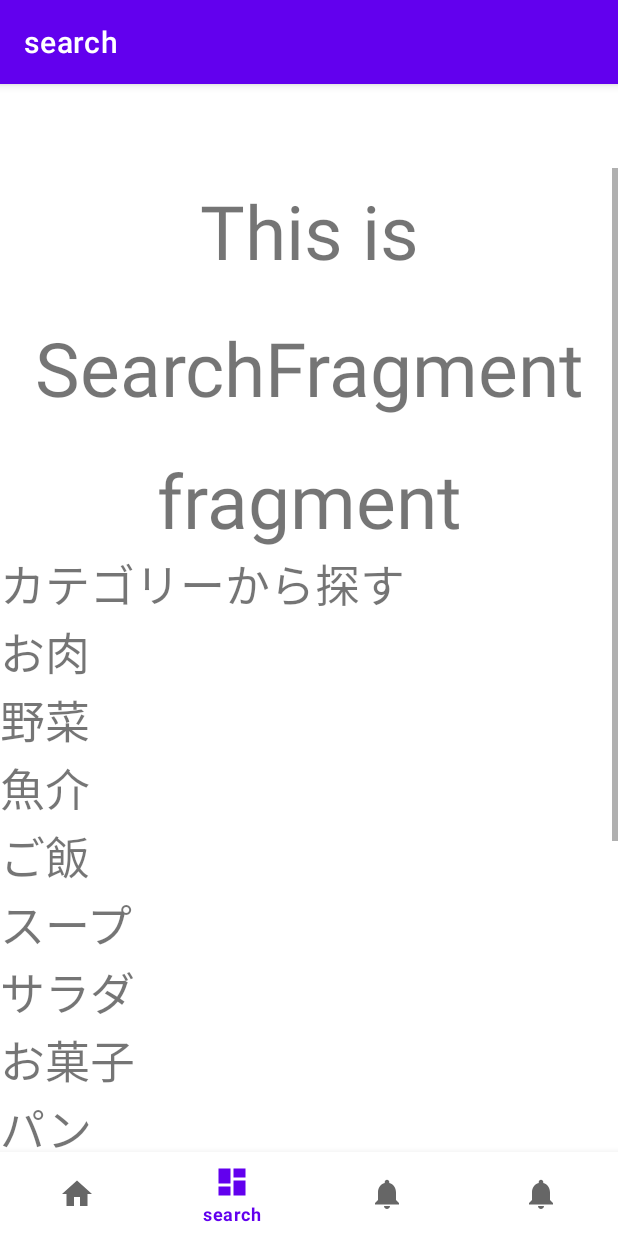
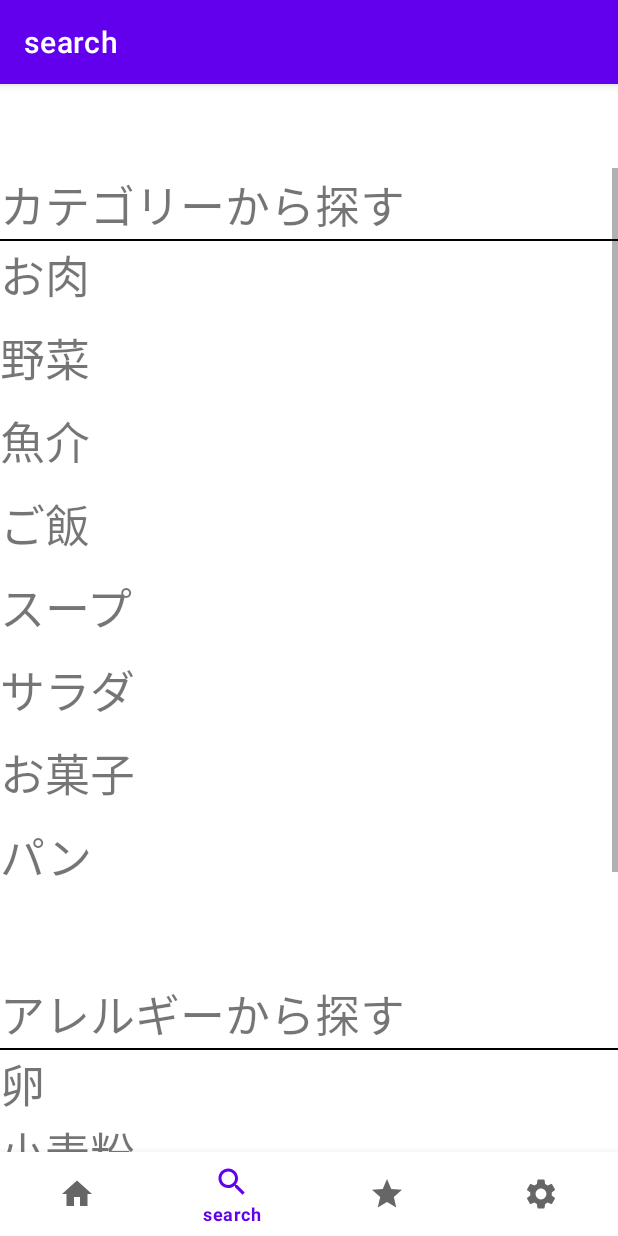
Before and after one commit to keihayashibe3/th225ajisaji, an Android app: the SearchFragment screen opened through its navigation route, on a phone screen of 412 x 824 dp. Run offline under Robolectric (Android 15) with nearby library versions, the phone set to English and light mode, and no system bars; our stand-ins replace navigation-ui.

Commit message:
ボトムナビゲーションのアイコン変更

```diff
--- /dev/null
+++ b/app/src/main/res/drawable/ic_baseline_search_24.xml
@@ -0,0 +1,5 @@
+<vector android:height="24dp" android:tint="#000000"
+    android:viewportHeight="24" android:viewportWidth="24"
+    android:width="24dp" xmlns:android="http://schemas.android.com/apk/res/android">
+    <path android:fillColor="@android:color/white" android:pathData="M15.5,14h-0.79l-0.28,-0.27C15.41,12.59 16,11.11 16,9.5 16,5.91 13.09,3 9.5,3S3,5.91 3,9.5 5.91,16 9.5,16c1.61,0 3.09,-0.59 4.23,-1.57l0.27,0.28v0.79l5,4.99L20.49,19l-4.99,-5zM9.5,14C7.01,14 5,11.99 5,9.5S7.01,5 9.5,5 14,7.01 14,9.5 11.99,14 9.5,14z"/>
+</vector>
--- /dev/null
+++ b/app/src/main/res/drawable/ic_baseline_settings_24.xml
@@ -0,0 +1,5 @@
+<vector android:height="24dp" android:tint="#000000"
+    android:viewportHeight="24" android:viewportWidth="24"
+    android:width="24dp" xmlns:android="http://schemas.android.com/apk/res/android">
+    <path android:fillColor="@android:color/white" android:pathData="M19.14,12.94c0.04,-0.3 0.06,-0.61 0.06,-0.94c0,-0.32 -0.02,-0.64 -0.07,-0.94l2.03,-1.58c0.18,-0.14 0.23,-0.41 0.12,-0.61l-1.92,-3.32c-0.12,-0.22 -0.37,-0.29 -0.59,-0.22l-2.39,0.96c-0.5,-0.38 -1.03,-0.7 -1.62,-0.94L14.4,2.81c-0.04,-0.24 -0.24,-0.41 -0.48,-0.41h-3.84c-0.24,0 -0.43,0.17 -0.47,0.41L9.25,5.35C8.66,5.59 8.12,5.92 7.63,6.29L5.24,5.33c-0.22,-0.08 -0.47,0 -0.59,0.22L2.74,8.87C2.62,9.08 2.66,9.34 2.86,9.48l2.03,1.58C4.84,11.36 4.8,11.69 4.8,12s0.02,0.64 0.07,0.94l-2.03,1.58c-0.18,0.14 -0.23,0.41 -0.12,0.61l1.92,3.32c0.12,0.22 0.37,0.29 0.59,0.22l2.39,-0.96c0.5,0.38 1.03,0.7 1.62,0.94l0.36,2.54c0.05,0.24 0.24,0.41 0.48,0.41h3.84c0.24,0 0.44,-0.17 0.47,-0.41l0.36,-2.54c0.59,-0.24 1.13,-0.56 1.62,-0.94l2.39,0.96c0.22,0.08 0.47,0 0.59,-0.22l1.92,-3.32c0.12,-0.22 0.07,-0.47 -0.12,-0.61L19.14,12.94zM12,15.6c-1.98,0 -3.6,-1.62 -3.6,-3.6s1.62,-3.6 3.6,-3.6s3.6,1.62 3.6,3.6S13.98,15.6 12,15.6z"/>
+</vector>
--- /dev/null
+++ b/app/src/main/res/drawable/ic_baseline_star_24.xml
@@ -0,0 +1,5 @@
+<vector android:height="24dp" android:tint="#000000"
+    android:viewportHeight="24" android:viewportWidth="24"
+    android:width="24dp" xmlns:android="http://schemas.android.com/apk/res/android">
+    <path android:fillColor="@android:color/white" android:pathData="M12,17.27L18.18,21l-1.64,-7.03L22,9.24l-7.19,-0.61L12,2 9.19,8.63 2,9.24l5.46,4.73L5.82,21z"/>
+</vector>
--- a/app/src/main/res/layout/fragment_serach.xml
+++ b/app/src/main/res/layout/fragment_serach.xml
@@ -21,16 +21,10 @@
                 android:id="@+id/text_serach"
                 android:layout_width="match_parent"
                 android:layout_height="wrap_content"
-                android:layout_marginStart="8dp"
-                android:layout_marginTop="8dp"
-                android:layout_marginEnd="8dp"
                 android:textAlignment="center"
-                android:textSize="50sp"
-                android:lineSpacingMultiplier="1.5"
-                app:layout_constraintBottom_toBottomOf="parent"
-                app:layout_constraintEnd_toEndOf="parent"
-                app:layout_constraintStart_toStartOf="parent"
-                app:layout_constraintTop_toTopOf="parent" />
+                android:textSize="0sp"
+
+ />
 
             <TextView
                 android:id="@+id/textView"
@@ -40,13 +34,17 @@
                 android:textSize="30sp"
                 android:lineSpacingExtra="15sp"
                 />
-
+            <View
+                android:layout_width="match_parent"
+                android:layout_height="1dp"
+                android:background="@color/black"
+                />
             <TextView
                 android:id="@+id/textView2"
                 android:layout_width="match_parent"
                 android:layout_height="wrap_content"
-                android:text="お肉" android:textSize="30sp"
-                android:lineSpacingExtra="15sp"
+                android:text="お肉"
+                style="@style/Search_textStyle"
                 />
 
             <TextView
@@ -54,8 +52,7 @@
                 android:layout_width="match_parent"
                 android:layout_height="wrap_content"
                 android:text="野菜"
-                android:textSize="30sp"
-                android:lineSpacingExtra="15sp"
+                style="@style/Search_textStyle"
                 />
 
             <TextView
@@ -63,48 +60,55 @@
                 android:layout_width="match_parent"
                 android:layout_height="wrap_content"
                 android:text="魚介"
-                android:textSize="30sp" />
+                style="@style/Search_textStyle"/>
 
             <TextView
                 android:id="@+id/textView5"
                 android:layout_width="match_parent"
                 android:layout_height="wrap_content"
                 android:text="ご飯"
-                android:textSize="30sp"/>
+                style="@style/Search_textStyle"/>
 
             <TextView
                 android:id="@+id/textView6"
                 android:layout_width="match_parent"
                 android:layout_height="wrap_content"
                 android:text="スープ　"
-                android:textSize="30sp"/>
+                style="@style/Search_textStyle"/>
 
             <TextView
                 android:id="@+id/textView7"
                 android:layout_width="match_parent"
                 android:layout_height="wrap_content"
                 android:text="サラダ"
-                android:textSize="30sp" />
-
+                style="@style/Search_textStyle"/>
             <TextView
                 android:id="@+id/textView8"
                 android:layout_width="match_parent"
                 android:layout_height="wrap_content"
                 android:text="お菓子"
-                android:textSize="30sp"/>
+                style="@style/Search_textStyle"/>
 
             <TextView
                 android:id="@+id/textView9"
                 android:layout_width="match_parent"
                 android:layout_height="wrap_content"
                 android:text="パン"
-                android:textSize="30sp" />
+                style="@style/Search_textStyle" />
 
             <TextView
                 android:id="@+id/textView10"
                 android:layout_width="match_parent"
                 android:layout_height="wrap_content"
-                android:text="アレルギーから探す" android:textSize="30sp"/>
+                android:paddingTop="50dp"
+                android:text="アレルギーから探す"
+                android:textSize="30sp" />
+
+            <View
+                android:layout_width="match_parent"
+                android:layout_height="1dp"
+                android:background="@color/black"
+                />
 
             <TextView
                 android:id="@+id/textView11"
@@ -117,49 +121,56 @@
                 android:id="@+id/textView12"
                 android:layout_width="match_parent"
                 android:layout_height="wrap_content"
-                android:text="小麦粉" android:textSize="30sp"/>
+                android:text="小麦粉"    style="@style/Search_textStyle"
+                />
 
             <TextView
                 android:id="@+id/textView13"
                 android:layout_width="match_parent"
                 android:layout_height="wrap_content"
                 android:text="乳"
-                android:textSize="30sp"/>
+                style="@style/Search_textStyle"
+                />
 
             <TextView
                 android:id="@+id/textView14"
                 android:layout_width="match_parent"
                 android:layout_height="wrap_content"
                 android:text="そば"
-                android:textSize="30sp"/>
+                style="@style/Search_textStyle"
+                />
 
             <TextView
                 android:id="@+id/textView15"
                 android:layout_width="match_parent"
                 android:layout_height="wrap_content"
                 android:text="落花生"
-                android:textSize="30sp" />
+                style="@style/Search_textStyle"
+                />
 
             <TextView
                 android:id="@+id/textView16"
                 android:layout_width="match_parent"
                 android:layout_height="wrap_content"
                 android:text="えび"
-                android:textSize="30sp"/>
+                style="@style/Search_textStyle"
+                />
 
             <TextView
                 android:id="@+id/textView17"
                 android:layout_width="match_parent"
                 android:layout_height="wrap_content"
                 android:text="アーモンド"
-                android:textSize="30sp"/>
+                style="@style/Search_textStyle"
+                />
 
             <TextView
                 android:id="@+id/textView18"
                 android:layout_width="match_parent"
                 android:layout_height="wrap_content"
                 android:text="さば"
-                android:textSize="30sp"/>
+                style="@style/Search_textStyle"
+                />
 
             <TextView
                 android:id="@+id/textView19"
--- a/app/src/main/res/menu/bottom_nav_menu.xml
+++ b/app/src/main/res/menu/bottom_nav_menu.xml
@@ -8,15 +8,15 @@
 
     <item
         android:id="@+id/navigation_search"
-        android:icon="@drawable/ic_dashboard_black_24dp"
+        android:icon="@drawable/ic_baseline_search_24"
         android:title="@string/title_search" />
 
     <item
         android:id="@+id/navigation_favorite"
-        android:icon="@drawable/ic_notifications_black_24dp"
+        android:icon="@drawable/ic_baseline_star_24"
         android:title="@string/title_favorite" />
     <item
         android:id="@+id/navigation_setting"
-        android:icon="@drawable/ic_notifications_black_24dp"
+        android:icon="@drawable/ic_baseline_settings_24"
         android:title="@string/title_setting" />
 </menu>
--- /dev/null
+++ b/app/src/main/res/values/styles.xml
@@ -0,0 +1,9 @@
+<?xml version="1.0" encoding="utf-8"?>
+<resources>
+    <style name="Search_textStyle">
+        <item name="android:textSize">30sp</item>
+        <item name="android:paddingBottom">10dp</item>
+    </style>
+
+
+</resources>
```
